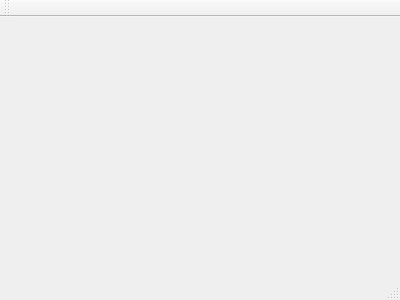
This is software/DesktopClient/DesktopClient/MainWindow.ui in ddomurad/mibot as Qt 5 draws it before an edit. The edited form follows.
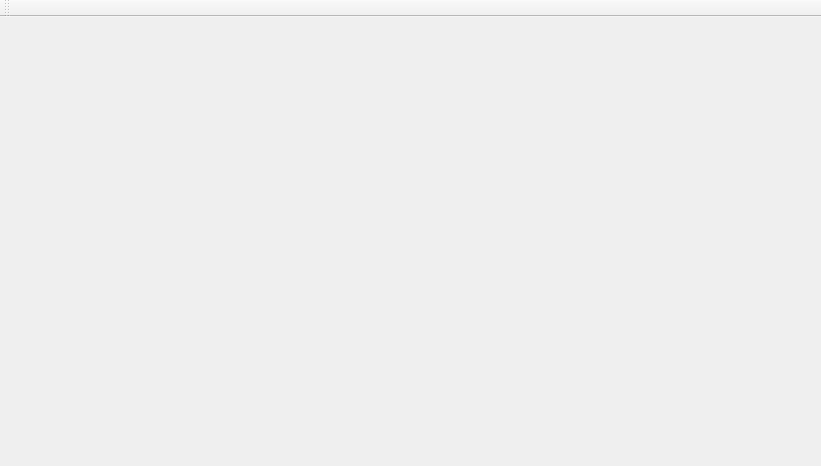
This is the edited form.

The edit to the form file:
```diff
--- a/software/DesktopClient/DesktopClient/MainWindow.ui
+++ b/software/DesktopClient/DesktopClient/MainWindow.ui
@@ -1,24 +1,49 @@
 <ui version="4.0">
  <class>MainWindow</class>
- <widget class="QMainWindow" name="MainWindow" >
-  <property name="geometry" >
+ <widget class="QMainWindow" name="MainWindow">
+  <property name="geometry">
    <rect>
     <x>0</x>
     <y>0</y>
-    <width>400</width>
-    <height>300</height>
+    <width>821</width>
+    <height>466</height>
    </rect>
   </property>
   <property name="windowTitle" >
    <string>MainWindow</string>
   </property>
-  <widget class="QMenuBar" name="menuBar" />
-  <widget class="QToolBar" name="mainToolBar" />
-  <widget class="QWidget" name="centralWidget" />
-  <widget class="QStatusBar" name="statusBar" />
+  <widget class="QWidget" name="centralWidget">
+   <layout class="QGridLayout" name="gridLayout">
+    <property name="leftMargin">
+     <number>0</number>
+    </property>
+    <property name="topMargin">
+     <number>0</number>
+    </property>
+    <property name="rightMargin">
+     <number>0</number>
+    </property>
+    <property name="bottomMargin">
+     <number>0</number>
+    </property>
+    <item row="0" column="0">
+     <widget class="QWidget" name="widget" native="true"/>
+    </item>
+   </layout>
+  </widget>
+  <widget class="QToolBar" name="toolBar">
+   <property name="windowTitle">
+    <string>toolBar</string>
+   </property>
+   <attribute name="toolBarArea">
+    <enum>TopToolBarArea</enum>
+   </attribute>
+   <attribute name="toolBarBreak">
+    <bool>false</bool>
+   </attribute>
+  </widget>
  </widget>
- <layoutDefault spacing="6" margin="11" />
- <pixmapfunction></pixmapfunction>
+ <layoutdefault spacing="6" margin="11"/>
  <resources/>
  <connections/>
 </ui>
```
Left out of the diff: 3 changed lines with no effect on the pictures.
